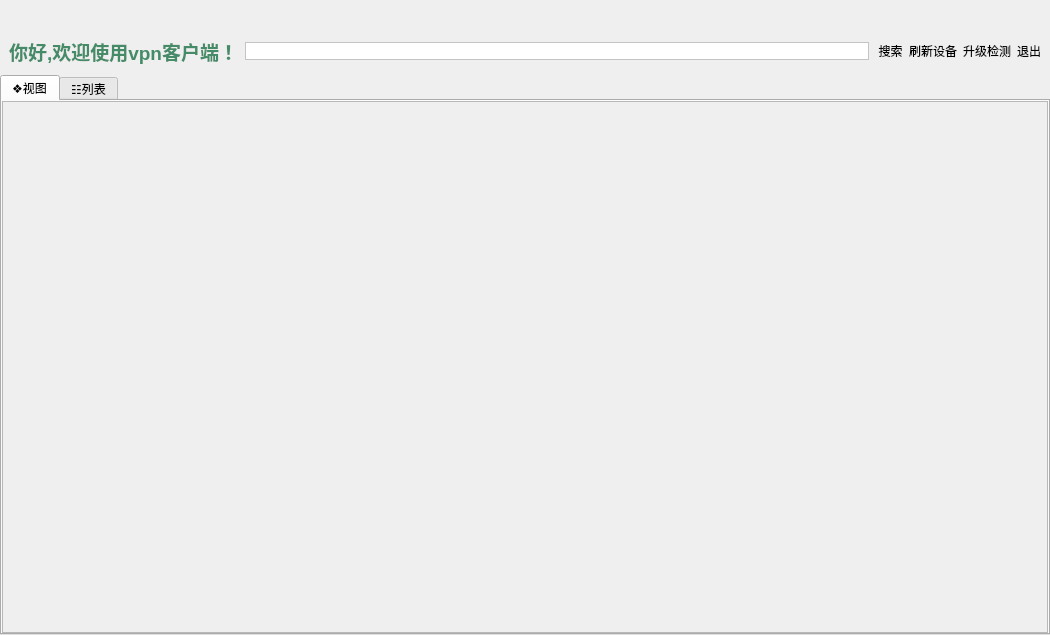
Old version of the form homewindow.ui in the repository liuyufeng509/cloud-client.
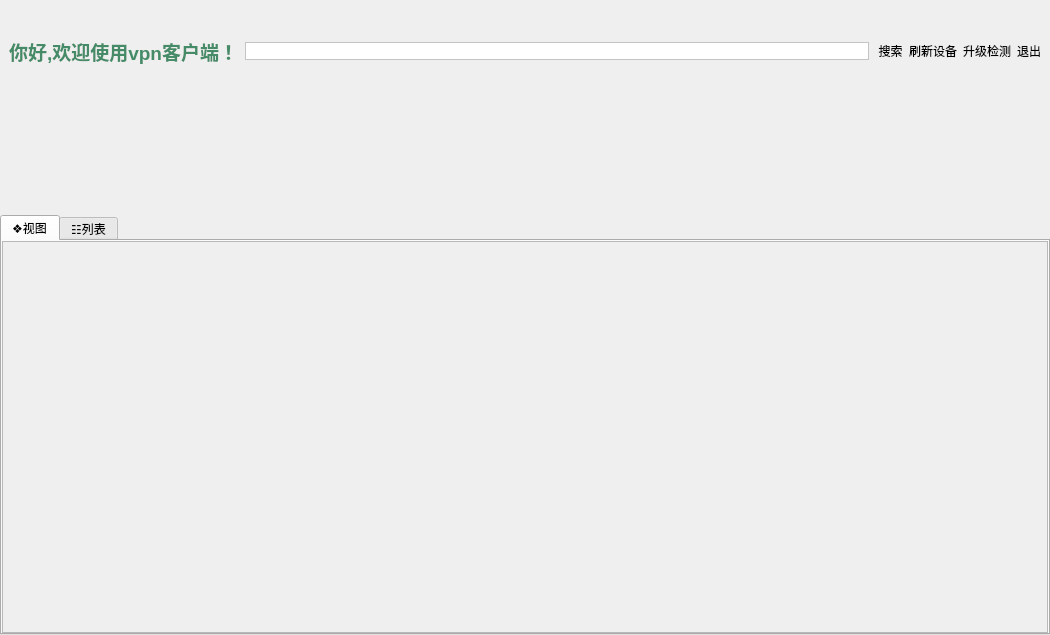
New version of the form. Icons and pictures are not drawn. Custom widgets are drawn as their Qt base class.

Patch:
```diff
--- a/homewindow.ui
+++ b/homewindow.ui
@@ -18,7 +18,10 @@
     <normaloff>:/new/index/taskbar</normaloff>:/new/index/taskbar</iconset>
   </property>
   <widget class="QWidget" name="centralwidget">
-   <layout class="QGridLayout" name="gridLayout">
+   <layout class="QVBoxLayout" name="verticalLayout_2" stretch="0,0,1,3">
+    <property name="spacing">
+     <number>0</number>
+    </property>
     <property name="leftMargin">
      <number>0</number>
     </property>
@@ -31,10 +34,7 @@
     <property name="bottomMargin">
      <number>0</number>
     </property>
-    <property name="spacing">
-     <number>0</number>
-    </property>
-    <item row="0" column="0">
+    <item>
      <widget class="QWidget" name="widget" native="true">
       <property name="minimumSize">
        <size>
@@ -44,7 +44,7 @@
       </property>
      </widget>
     </item>
-    <item row="1" column="0">
+    <item>
      <widget class="QWidget" name="infoWidget" native="true">
       <property name="minimumSize">
        <size>
@@ -101,7 +101,29 @@
       </layout>
      </widget>
     </item>
-    <item row="2" column="0">
+    <item>
+     <widget class="CarouselImageWindow" name="movieWidget" native="true">
+      <property name="styleSheet">
+       <string notr="true">QPushButton{
+    background-color:white;
+    border-style:outset;
+    border-width:1px;
+    border-color:rgb(10,45,110);
+    border-radius:8px;
+    min-width:6px;
+    min-height:6px;
+    max-width:6px;
+    max-height:6px;
+    padding:4px;
+}
+
+QPushButton:checked{
+background-color:gray;
+}</string>
+      </property>
+     </widget>
+    </item>
+    <item>
      <widget class="QTabWidget" name="tabWidget">
       <property name="currentIndex">
        <number>0</number>
@@ -137,7 +159,7 @@
              <x>0</x>
              <y>0</y>
              <width>1042</width>
-             <height>540</height>
+             <height>398</height>
             </rect>
            </property>
            <layout class="QVBoxLayout" name="verticalLayout">
@@ -216,6 +238,14 @@
    </layout>
   </widget>
  </widget>
+ <customwidgets>
+  <customwidget>
+   <class>CarouselImageWindow</class>
+   <extends>QWidget</extends>
+   <header>carouselimagewindow.h</header>
+   <container>1</container>
+  </customwidget>
+ </customwidgets>
  <resources>
   <include location="resource.qrc"/>
  </resources>
```
